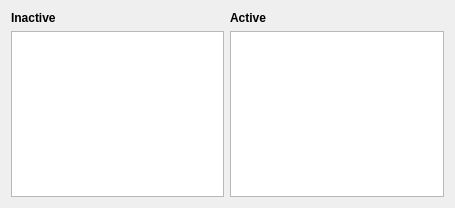
Old version of the form src/GUI/Preferences/Covers/GUI_Covers.ui in the repository return42/sayonara.
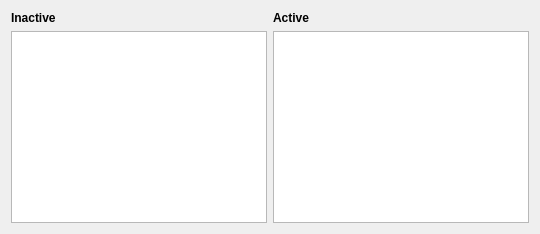
New version of the form.

What changed in the file:
```diff
--- a/src/GUI/Preferences/Covers/GUI_Covers.ui
+++ b/src/GUI/Preferences/Covers/GUI_Covers.ui
@@ -2,14 +2,6 @@
 <ui version="4.0">
  <class>GUI_Covers</class>
  <widget class="QWidget" name="GUI_Covers">
-  <property name="geometry">
-   <rect>
-    <x>0</x>
-    <y>0</y>
-    <width>455</width>
-    <height>208</height>
-   </rect>
-  </property>
   <layout class="QGridLayout" name="gridLayout">
    <item row="0" column="2">
     <widget class="QLabel" name="lab_active">
```
